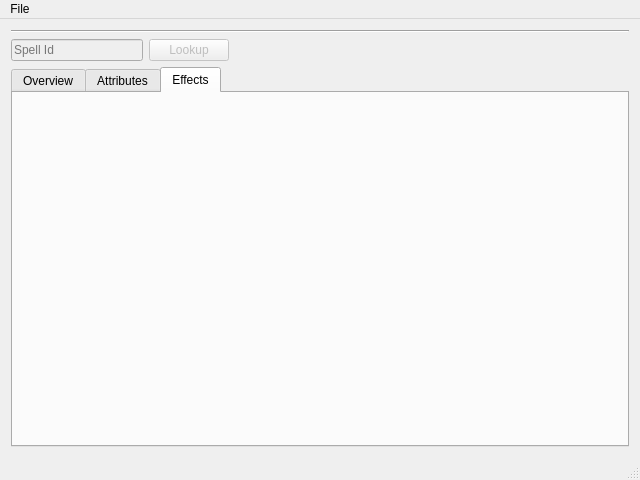
Above: WoWdbcViewer/mainwindow.ui from Gagaro/WoWdbcViewer before the change. Below: the same form after it.
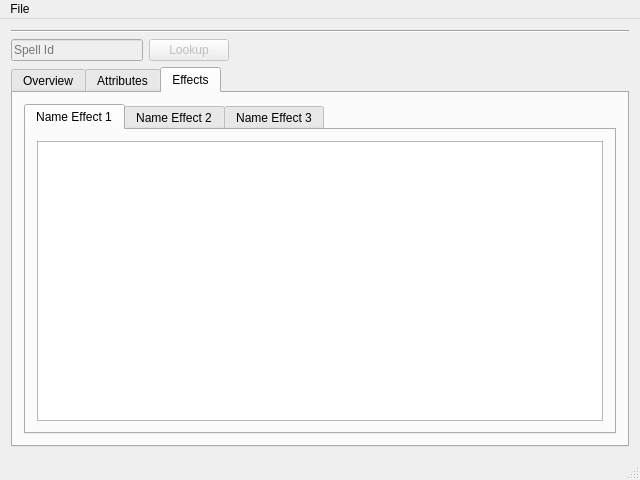
That is the form after the change. The open tabs and pages were chosen to show the change.

Commit message: add spell effect tab, add SpellEffect

```diff
--- a/WoWdbcViewer/mainwindow.ui
+++ b/WoWdbcViewer/mainwindow.ui
@@ -116,6 +116,45 @@
          <attribute name="title">
           <string>Effects</string>
          </attribute>
+         <layout class="QVBoxLayout" name="verticalLayout_4">
+          <item>
+           <widget class="QTabWidget" name="tabWidgetEffect">
+            <property name="currentIndex">
+             <number>0</number>
+            </property>
+            <widget class="QWidget" name="tabEffect1">
+             <attribute name="title">
+              <string>Name Effect 1</string>
+             </attribute>
+             <layout class="QVBoxLayout" name="verticalLayout_5">
+              <item>
+               <widget class="QTableWidget" name="tableEffect1"/>
+              </item>
+             </layout>
+            </widget>
+            <widget class="QWidget" name="tabEffect2">
+             <attribute name="title">
+              <string>Name Effect 2</string>
+             </attribute>
+             <layout class="QVBoxLayout" name="verticalLayout_6">
+              <item>
+               <widget class="QTableWidget" name="tableEffect2"/>
+              </item>
+             </layout>
+            </widget>
+            <widget class="QWidget" name="tabEffect3">
+             <attribute name="title">
+              <string>Name Effect 3</string>
+             </attribute>
+             <layout class="QVBoxLayout" name="verticalLayout_7">
+              <item>
+               <widget class="QTableWidget" name="tableEffect3"/>
+              </item>
+             </layout>
+            </widget>
+           </widget>
+          </item>
+         </layout>
         </widget>
        </widget>
       </item>
```
Left out of the diff: 4 changed lines with no effect on the pictures. The commit also changes 9 other files.
